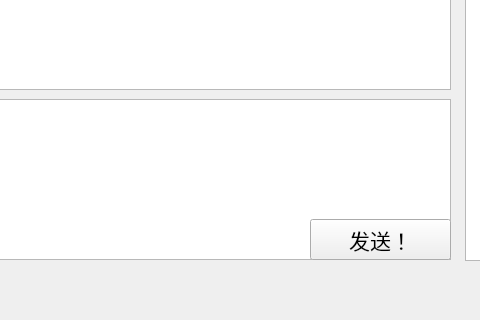
Qt form Server/server/mainwindow.ui (C1009919253/Talk_Together_TCP) before a commit; both pictures show x 250 to 730 and y 401 to 721 of the 1136 by 721 pixel window.
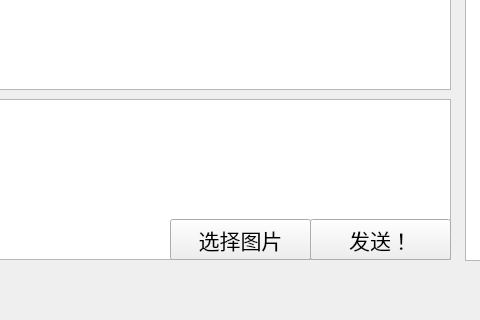
The same form after that commit.

```diff
--- a/Server/server/mainwindow.ui
+++ b/Server/server/mainwindow.ui
@@ -239,6 +239,25 @@
      <string>刷新！</string>
     </property>
    </widget>
+   <widget class="QPushButton" name="select_image">
+    <property name="geometry">
+     <rect>
+      <x>420</x>
+      <y>620</y>
+      <width>141</width>
+      <height>41</height>
+     </rect>
+    </property>
+    <property name="font">
+     <font>
+      <family>楷体</family>
+      <pointsize>16</pointsize>
+     </font>
+    </property>
+    <property name="text">
+     <string>选择图片</string>
+    </property>
+   </widget>
    <zorder>message</zorder>
    <zorder>label</zorder>
    <zorder>label_2</zorder>
@@ -254,6 +273,7 @@
    <zorder>label_5</zorder>
    <zorder>clientlist</zorder>
    <zorder>freshen</zorder>
+   <zorder>select_image</zorder>
   </widget>
   <widget class="QMenuBar" name="menubar">
    <property name="geometry">
@@ -261,7 +281,7 @@
      <x>0</x>
      <y>0</y>
      <width>1136</width>
-     <height>26</height>
+     <height>28</height>
     </rect>
    </property>
   </widget>
```
